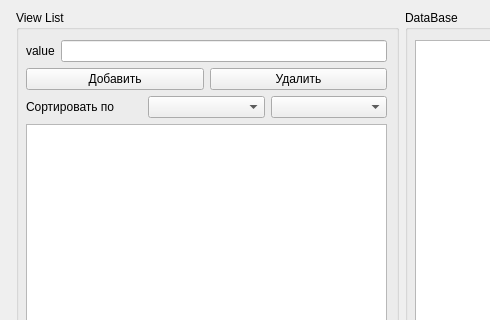
Above: mainwindow.ui from ZhurbenkoV/simpleList before the change; both pictures show x 0 to 490 and y 0 to 320 of the 800 by 600 pixel window. Below: the same form after it.
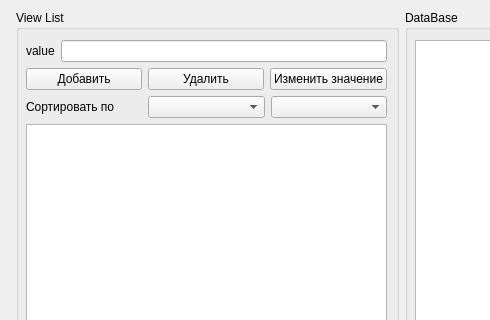
That is the form after the change.

Patch:
```diff
--- a/mainwindow.ui
+++ b/mainwindow.ui
@@ -81,6 +81,13 @@
              </property>
             </widget>
            </item>
+           <item>
+            <widget class="QPushButton" name="changeValueButton">
+             <property name="text">
+              <string>Изменить значение</string>
+             </property>
+            </widget>
+           </item>
           </layout>
          </item>
          <item>
```
